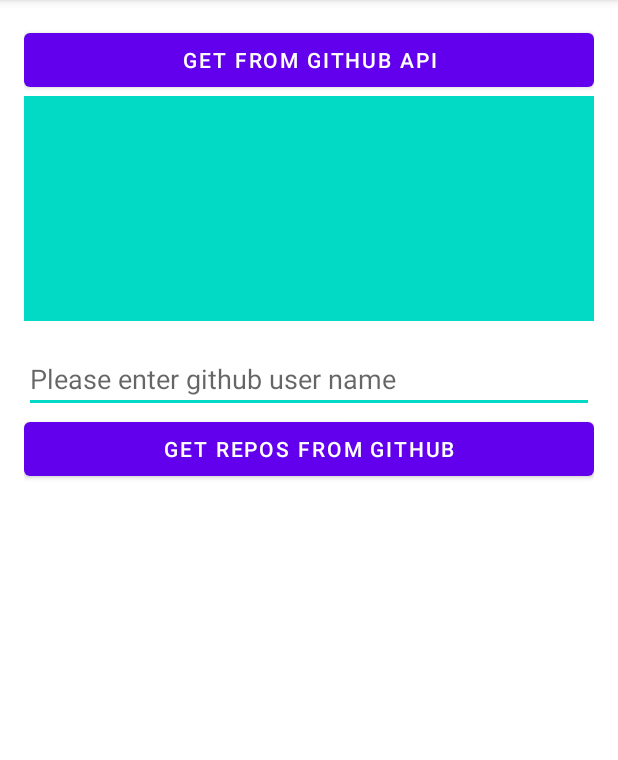
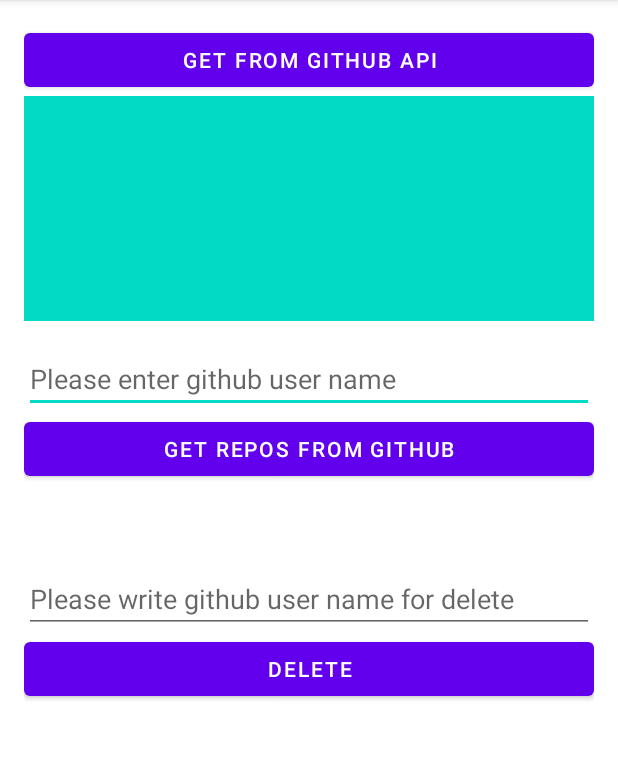
Before and after one commit to d-yaskevich/RESTDemo, an Android app: the screen it shows after launch (MainActivity), after a tap on "GET FROM GITHUB API", on a phone screen of 412 x 824 dp, the part 84-844 px from its top. Run offline under Robolectric (Android 15) with nearby library versions, the phone set to English and light mode, and no system bars; 2 statements that could not run were skipped.

Commit message:
added  conversion string to model

```diff
--- a/app/src/main/java/com/myfirst/restdemo/MainActivity.java
+++ b/app/src/main/java/com/myfirst/restdemo/MainActivity.java
@@ -16,10 +16,14 @@ import androidx.recyclerview.widget.LinearLayoutManager;
 import androidx.recyclerview.widget.RecyclerView;
 
 import com.google.android.material.snackbar.Snackbar;
+import com.google.gson.Gson;
+import com.google.gson.GsonBuilder;
 import com.myfirst.restdemo.adapters.ReposAdapter;
 import com.myfirst.restdemo.rest.API;
 import com.myfirst.restdemo.rest.GithubConfig;
+import com.myfirst.restdemo.rest.GithubService;
 import com.myfirst.restdemo.rest.models.Repo;
+import com.myfirst.restdemo.rest.responses.GithubResponse;
 
 import java.io.BufferedReader;
 import java.io.IOException;
@@ -34,6 +38,10 @@ import javax.net.ssl.HttpsURLConnection;
 import retrofit2.Call;
 import retrofit2.Callback;
 import retrofit2.Response;
+import retrofit2.Retrofit;
+import retrofit2.converter.gson.GsonConverterFactory;
+
+import static com.myfirst.restdemo.rest.GithubConfig.GITHUB_API_BASE_URL;
 
 public class MainActivity extends AppCompatActivity {
 
@@ -41,6 +49,8 @@ public class MainActivity extends AppCompatActivity {
 
     private TextView tvResponse;
     private EditText etUserName;
+    private EditText et_delete_user;
+    private GithubService githubService;
 
     private ReposAdapter adapter;
 
@@ -51,25 +61,43 @@ public class MainActivity extends AppCompatActivity {
 
         tvResponse = (TextView) findViewById(R.id.tv_response);
         etUserName = findViewById(R.id.et_user_name);
+        et_delete_user = findViewById(R.id.et_delete_user);
 
         adapter = new ReposAdapter(this);
 
         RecyclerView rvReps = findViewById(R.id.rv_repos);
         rvReps.setLayoutManager(new LinearLayoutManager(this));
         rvReps.setAdapter(adapter);
+
+        Gson gson = new GsonBuilder().serializeNulls().create();
+        Retrofit retrofit = new Retrofit.Builder()
+                .baseUrl(GITHUB_API_BASE_URL)
+                .addConverterFactory(GsonConverterFactory.create(gson))
+                .build();
+        githubService = retrofit.create(GithubService.class);
+
     }
 
     public void onGetClick(View view) {
         AsyncTask.execute(() -> {
-            String response = getDataFrom(GithubConfig.GITHUB_API_BASE_URL);
-
+            String response = getDataFrom(GITHUB_API_BASE_URL);
+            Log.d(TAG, "response" + response);
             //todo add convert String to GithubResponse model using JSON (Gson)
+            GithubResponse githubResponse = fromGson(response);
 
             new Handler(Looper.getMainLooper()).post(() ->
                     //todo show 'nice' (formatted) contents GithubResponse model
-                    tvResponse.setText(response)
+                    //tvResponse.setText(response)
+                    tvResponse.setText(githubResponse.toString())
             );
         });
+    }
+
+    public static GithubResponse fromGson(String response) {
+        GsonBuilder builder = new GsonBuilder();
+
+        Gson gson = builder.create();
+        return gson.fromJson(response, GithubResponse.class);
     }
 
     private String getDataFrom(String urlString) {
@@ -137,4 +165,22 @@ public class MainActivity extends AppCompatActivity {
             }
         });
     }
+
+    public void onDeleteClick(View view) {
+        String userName = et_delete_user.getText().toString();
+        Call<Void> call = githubService.deleteRepo(userName);
+        call.enqueue(new Callback<Void>() {
+            @Override
+            public void onResponse(Call<Void> call, Response<Void> response) {
+                tvResponse.setText("Code: " + response.code());
+                Log.d("DELETE", "Code: " + response.code());
+            }
+            @Override
+            public void onFailure(Call<Void> call, Throwable t) {
+                tvResponse.setText(t.getMessage());
+                Log.d("DELETE", "onFailure: " + t.getMessage());
+            }
+        });
+
+    }
 }
--- a/app/src/main/java/com/myfirst/restdemo/rest/GithubService.java
+++ b/app/src/main/java/com/myfirst/restdemo/rest/GithubService.java
@@ -1,13 +1,20 @@
 package com.myfirst.restdemo.rest;
 
 import com.myfirst.restdemo.rest.models.Repo;
+import com.myfirst.restdemo.rest.responses.GithubResponse;
 
 import java.util.ArrayList;
 
 import retrofit2.Call;
+import retrofit2.Response;
+import retrofit2.http.Body;
+import retrofit2.http.DELETE;
 import retrofit2.http.GET;
+import retrofit2.http.POST;
+import retrofit2.http.PUT;
 import retrofit2.http.Path;
 
+import static com.myfirst.restdemo.rest.GithubConfig.GITHUB_API_BASE_URL;
 import static com.myfirst.restdemo.rest.GithubConfig.GITHUB_API_REPOS;
 
 public interface GithubService {
@@ -17,4 +24,17 @@ public interface GithubService {
 
     //todo add one function for each request method: POST, PUT, DELETE from https://docs.github.com/en/rest/overview/endpoints-available-for-github-apps
 
+
+    /*@PUT("users/{name}")
+    Call<Repo> putRepo(@Path("name") String name, @Body Repo post);
+
+    @POST(GITHUB_API_REPOS)
+    Call<Repo> createRepo(@Body Repo repo);
+     */
+
+    @DELETE("GITHUB_API_REPOS")
+    Call<Void> deleteRepo(@Path("user") String user);
+
+
+
 }
--- a/app/src/main/java/com/myfirst/restdemo/rest/models/Repo.java
+++ b/app/src/main/java/com/myfirst/restdemo/rest/models/Repo.java
@@ -156,4 +156,8 @@ public class Repo {
                 "name='" + name + '\'' +
                 '}';
     }
+
+    public void setName(String name) {
+        this.name = name;
+    }
 }
--- a/app/src/main/res/layout/activity_main.xml
+++ b/app/src/main/res/layout/activity_main.xml
@@ -34,6 +34,7 @@
             android:layout_width="match_parent"
             android:layout_height="match_parent"
             android:padding="16dp"
+            android:textSize="10dp"
             tools:text="Hello World!" />
 
     </androidx.core.widget.NestedScrollView>
@@ -63,13 +64,35 @@
     <androidx.recyclerview.widget.RecyclerView
         android:id="@+id/rv_repos"
         android:layout_width="0dp"
-        android:layout_height="0dp"
-        android:layout_marginTop="16dp"
+        android:layout_height="wrap_content"
         android:layout_marginBottom="16dp"
 
         app:layout_constraintBottom_toBottomOf="parent"
         app:layout_constraintEnd_toEndOf="parent"
         app:layout_constraintStart_toStartOf="parent"
-        app:layout_constraintTop_toBottomOf="@id/btn_get_repos" />
+        app:layout_constraintTop_toBottomOf="@id/btn_get_repos"
+        app:layout_constraintVertical_bias="0.09" />
+
+    <EditText
+        android:id="@+id/et_delete_user"
+        android:layout_width="0dp"
+        android:layout_height="wrap_content"
+        android:layout_marginTop="16dp"
+        android:hint="Please write github user name for delete"
+
+        app:layout_constraintEnd_toEndOf="parent"
+        app:layout_constraintStart_toStartOf="parent"
+        app:layout_constraintTop_toBottomOf="@id/rv_repos" />
+
+    <Button
+        android:id="@+id/btn_delete"
+        android:layout_width="0dp"
+        android:layout_height="wrap_content"
+        android:onClick="onDeleteClick"
+        android:text="Delete"
+
+        app:layout_constraintEnd_toEndOf="parent"
+        app:layout_constraintStart_toStartOf="parent"
+        app:layout_constraintTop_toBottomOf="@id/et_delete_user" />
 
 </androidx.constraintlayout.widget.ConstraintLayout>
```
Also changed, not shown: app/src/main/java/com/myfirst/restdemo/adapters/ReposAdapter.java (+8 -0 lines), app/src/main/java/com/myfirst/restdemo/rest/responses/GithubResponse.java (+424 -0 lines).
